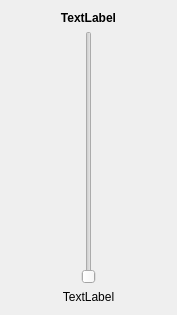
Old version of the form dmx512_ui/channelslider.ui in the repository evanblough/dmx_lighting_ui.
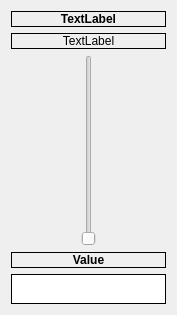
New version of the form.

```diff
--- a/dmx512_ui/channelslider.ui
+++ b/dmx512_ui/channelslider.ui
@@ -10,11 +10,17 @@
     <height>315</height>
    </rect>
   </property>
+  <property name="maximumSize">
+   <size>
+    <width>200</width>
+    <height>16777215</height>
+   </size>
+  </property>
   <property name="windowTitle">
    <string>Form</string>
   </property>
   <layout class="QGridLayout" name="gridLayout">
-   <item row="1" column="0">
+   <item row="2" column="0">
     <widget class="QSlider" name="verticalSlider">
      <property name="sizePolicy">
       <sizepolicy hsizetype="Expanding" vsizetype="Expanding">
@@ -22,11 +28,36 @@
        <verstretch>0</verstretch>
       </sizepolicy>
      </property>
+     <property name="maximumSize">
+      <size>
+       <width>200</width>
+       <height>16777215</height>
+      </size>
+     </property>
      <property name="orientation">
       <enum>Qt::Vertical</enum>
      </property>
     </widget>
    </item>
+   <item row="3" column="0">
+    <widget class="QLabel" name="label">
+     <property name="font">
+      <font>
+       <weight>75</weight>
+       <bold>true</bold>
+      </font>
+     </property>
+     <property name="frameShape">
+      <enum>QFrame::Box</enum>
+     </property>
+     <property name="text">
+      <string>Value</string>
+     </property>
+     <property name="alignment">
+      <set>Qt::AlignCenter</set>
+     </property>
+    </widget>
+   </item>
    <item row="0" column="0">
     <widget class="QLabel" name="ChannelName">
      <property name="font">
@@ -35,6 +66,9 @@
        <bold>true</bold>
       </font>
      </property>
+     <property name="frameShape">
+      <enum>QFrame::Box</enum>
+     </property>
      <property name="text">
       <string>TextLabel</string>
      </property>
@@ -43,8 +77,33 @@
      </property>
     </widget>
    </item>
-   <item row="2" column="0">
+   <item row="4" column="0">
+    <widget class="QTextEdit" name="textEdit">
+     <property name="sizePolicy">
+      <sizepolicy hsizetype="Expanding" vsizetype="Expanding">
+       <horstretch>0</horstretch>
+       <verstretch>0</verstretch>
+      </sizepolicy>
+     </property>
+     <property name="maximumSize">
+      <size>
+       <width>16777215</width>
+       <height>30</height>
+      </size>
+     </property>
+     <property name="frameShape">
+      <enum>QFrame::Box</enum>
+     </property>
+     <property name="frameShadow">
+      <enum>QFrame::Plain</enum>
+     </property>
+    </widget>
+   </item>
+   <item row="1" column="0">
     <widget class="QLabel" name="ChannelIndex">
+     <property name="frameShape">
+      <enum>QFrame::Box</enum>
+     </property>
      <property name="text">
       <string>TextLabel</string>
      </property>
```
